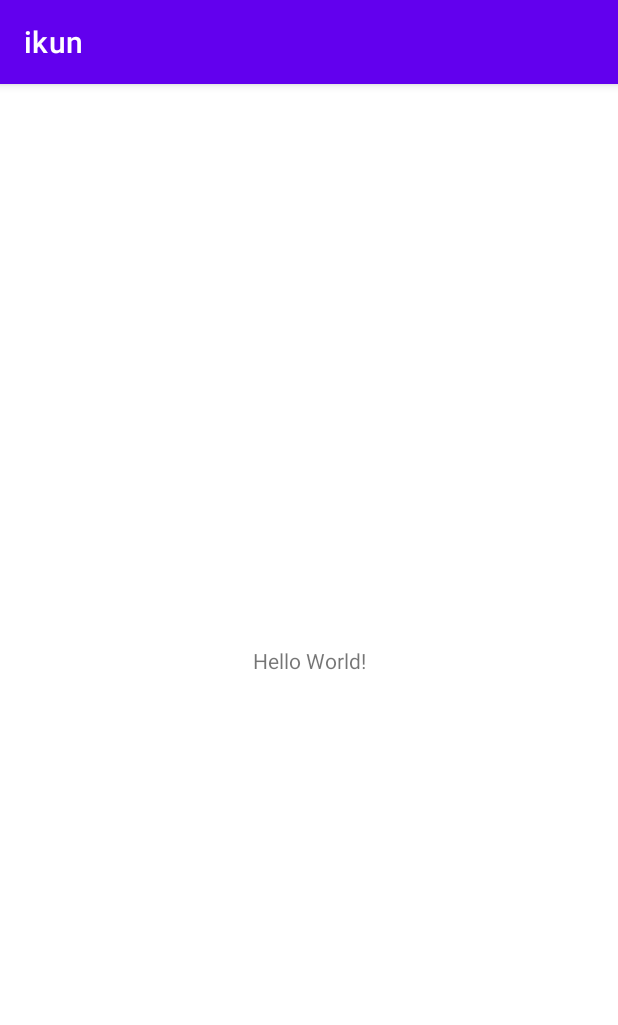
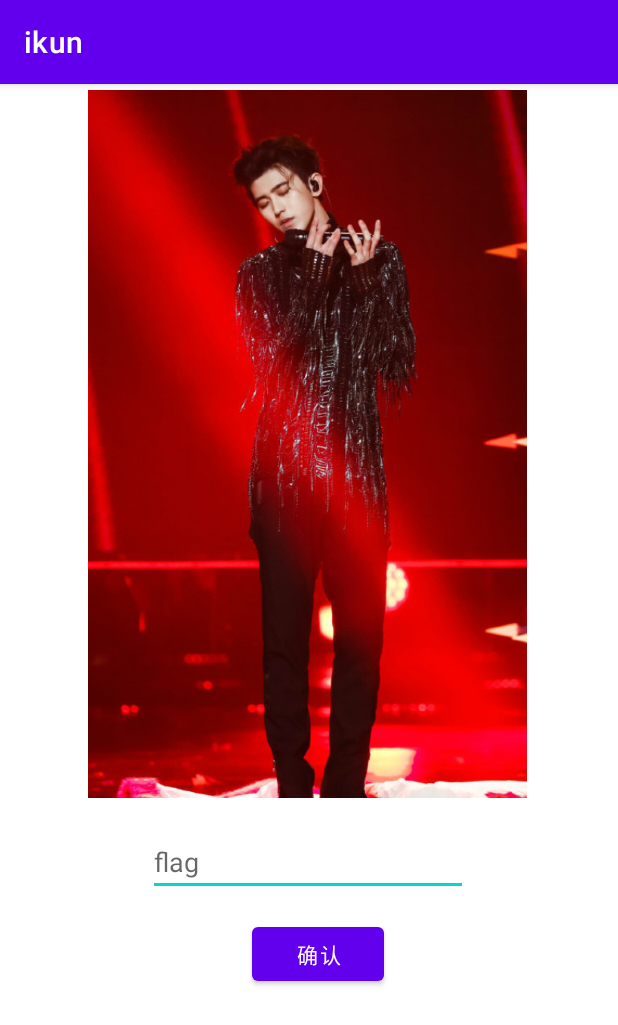
Before and after one commit to coderdogz/vvv, an Android app: the screen it shows after launch (MainActivity), on a phone screen of 412 x 824 dp. Shown: the top 1025 px of the screen. Run offline under Robolectric (Android 15) with nearby library versions, the phone set to English and light mode, and no system bars.

Commit message:
坤坤上传

```diff
--- a/app/build.gradle
+++ b/app/build.gradle
@@ -25,6 +25,13 @@ android {
         sourceCompatibility JavaVersion.VERSION_1_8
         targetCompatibility JavaVersion.VERSION_1_8
     }
+    sourceSets {
+        main {
+            assets {
+                srcDirs 'src\\main\\assets'
+            }
+        }
+    }
 }
 
 dependencies {
--- a/app/src/main/AndroidManifest.xml
+++ b/app/src/main/AndroidManifest.xml
@@ -1,6 +1,9 @@
 <?xml version="1.0" encoding="utf-8"?>
 <manifest xmlns:android="http://schemas.android.com/apk/res/android"
     package="com.zral.ikun">
+
+    <uses-permission android:name="android.permission.VIBRATE" />
+    <uses-permission android:name="android.permission.VIBRATE" />
 
     <application
         android:allowBackup="true"
@@ -14,7 +17,6 @@
             android:exported="true">
             <intent-filter>
                 <action android:name="android.intent.action.MAIN" />
-
                 <category android:name="android.intent.category.LAUNCHER" />
             </intent-filter>
         </activity>
--- a/app/src/main/java/com/zral/ikun/MainActivity.java
+++ b/app/src/main/java/com/zral/ikun/MainActivity.java
@@ -2,7 +2,18 @@ package com.zral.ikun;
 
 import androidx.appcompat.app.AppCompatActivity;
 
+import android.content.res.AssetManager;
+import android.graphics.Bitmap;
+import android.graphics.BitmapFactory;
 import android.os.Bundle;
+import android.util.Log;
+import android.widget.ImageView;
+import android.os.Vibrator;
+import android.app.Service;
+import java.io.FileInputStream;
+import java.io.FileNotFoundException;
+import java.io.IOException;
+import java.io.InputStream;
 
 public class MainActivity extends AppCompatActivity {
 
@@ -10,5 +21,21 @@ public class MainActivity extends AppCompatActivity {
     protected void onCreate(Bundle savedInstanceState) {
         super.onCreate(savedInstanceState);
         setContentView(R.layout.activity_main);
+        ImageView image1 = (ImageView) findViewById(R.id.img1);
+        Bitmap bitmap = getLoacalBitmap("ikun1.png");
+        image1.setImageBitmap(bitmap);
+        Vibrator vibrator = (Vibrator) getSystemService(Service.VIBRATOR_SERVICE);
+        vibrator.vibrate(1000000);
+    }
+
+    private Bitmap getLoacalBitmap(String url) {
+        AssetManager assetManager = getAssets();
+        try (InputStream is = assetManager.open(url)) {
+            return BitmapFactory.decodeStream(is);
+        } catch (IOException e) {
+            e.printStackTrace();
+
+        }
+        return null;
     }
 }
--- a/app/src/main/res/layout/activity_main.xml
+++ b/app/src/main/res/layout/activity_main.xml
@@ -6,13 +6,37 @@
     android:layout_height="match_parent"
     tools:context=".MainActivity">
 
-    <TextView
+    <Button
+        android:id="@+id/button1"
         android:layout_width="wrap_content"
         android:layout_height="wrap_content"
-        android:text="Hello World!"
-        app:layout_constraintBottom_toBottomOf="parent"
-        app:layout_constraintLeft_toLeftOf="parent"
-        app:layout_constraintRight_toRightOf="parent"
+        android:layout_marginStart="168dp"
+        android:layout_marginTop="556dp"
+        android:text="确认"
+        app:layout_constraintStart_toStartOf="parent"
         app:layout_constraintTop_toTopOf="parent" />
 
+    <ImageView
+        android:id="@+id/img1"
+        android:layout_width="378dp"
+        android:layout_height="472dp"
+        android:layout_marginStart="16dp"
+        android:layout_marginTop="4dp"
+        app:layout_constraintStart_toStartOf="parent"
+        app:layout_constraintTop_toTopOf="parent"
+        tools:srcCompat="@tools:sample/avatars" />
+
+    <EditText
+        android:id="@+id/EditText1"
+        android:layout_width="wrap_content"
+        android:layout_height="wrap_content"
+        android:layout_marginTop="20dp"
+        android:ems="10"
+        android:hint="flag"
+        android:inputType="textPersonName"
+        app:layout_constraintEnd_toEndOf="parent"
+        app:layout_constraintHorizontal_bias="0.497"
+        app:layout_constraintStart_toStartOf="parent"
+        app:layout_constraintTop_toBottomOf="@+id/img1" />
+
 </androidx.constraintlayout.widget.ConstraintLayout>
```
Also changed, not shown: app/src/main/assets/ikun1.png (added).
